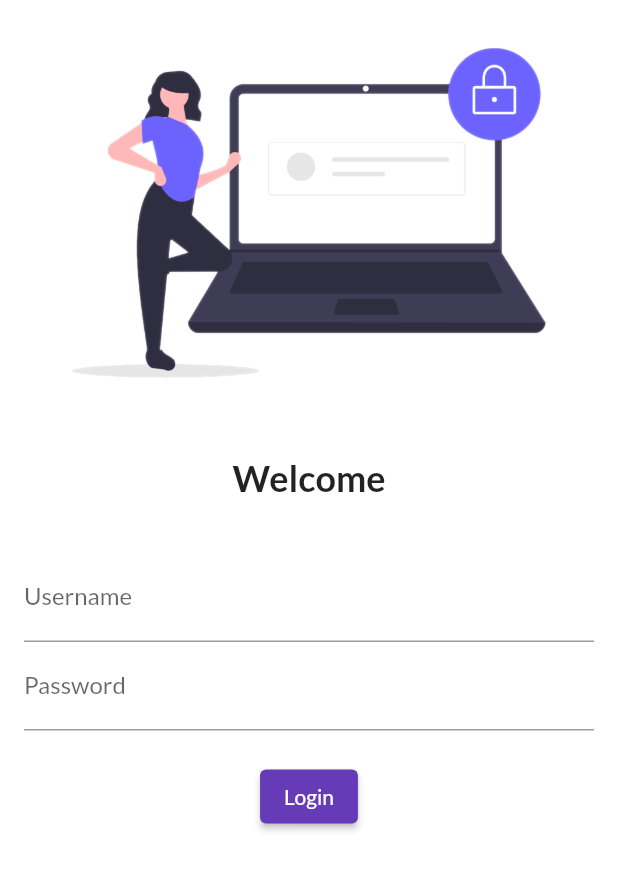
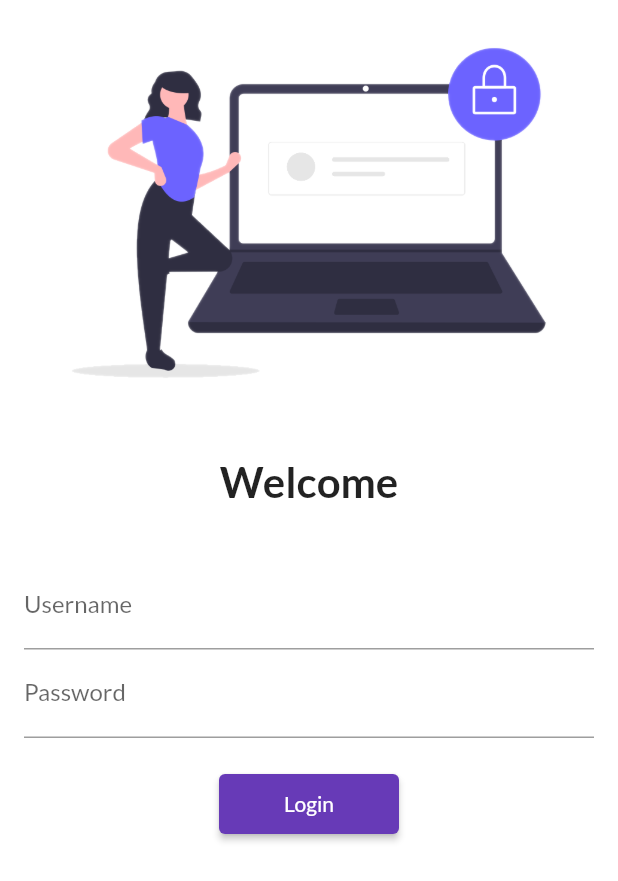
Before and after one commit to ravi25595/30DaysOfFlutter, a Flutter app: the screen it shows after launch, on a phone screen of 412 x 824 dp. Shown: the top 881 px of the screen. Run offline on Flutter 3.47's test engine with Material 2 defaults, Android fonts, the phone set to English and light mode, and no system bars; our stand-ins replace google_fonts.

Commit message:
Day 5 Completed

```diff
--- a/lib/main.dart
+++ b/lib/main.dart
@@ -1,6 +1,7 @@
 import 'package:flutter/material.dart';
 import 'package:flutter_app/pages/home_page.dart';
 import 'package:flutter_app/pages/login_page.dart';
+import 'package:flutter_app/utils/routes.dart';
 import 'package:google_fonts/google_fonts.dart';
 
 void main() {
@@ -14,6 +15,7 @@ class MyApp extends StatelessWidget {
   Widget build(BuildContext context) {
     return MaterialApp(
       themeMode: ThemeMode.light,
+      //debugShowCheckedModeBanner: false,
       theme: ThemeData(
         primarySwatch: Colors.deepPurple,
         fontFamily: GoogleFonts.lato().fontFamily,
@@ -22,8 +24,8 @@ class MyApp extends StatelessWidget {
           ThemeData(brightness: Brightness.dark, primarySwatch: Colors.brown),
       routes: {
         "/": (context) => LoginPage(),
-        "/home": (context) => HomePage(),
-        "/login": (context) => LoginPage()
+        MyRoutes.homeRoute: (context) => HomePage(),
+        MyRoutes.loginRoute: (context) => LoginPage(),
       },
     );
   }
--- a/lib/pages/login_page.dart
+++ b/lib/pages/login_page.dart
@@ -1,23 +1,23 @@
 import 'package:flutter/material.dart';
+import 'package:flutter_app/utils/routes.dart';
 
 class LoginPage extends StatelessWidget {
   @override
   Widget build(BuildContext context) {
     return Material(
-      color: Colors.white70,
+      color: Colors.white,
+      child: SingleChildScrollView(
         child: Column(
           children: [
-          Container(
-              color: Colors.white54,
-              child: Image.asset("assets/images/transparent_secure_login.png",
-                  fit: BoxFit.fill)),
+            Image.asset("assets/images/transparent_secure_login.png",
+                fit: BoxFit.fill),
             SizedBox(
               height: 20,
             ),
             Text(
               "Welcome",
               style: TextStyle(
-              fontSize: 24,
+                fontSize: 28,
                 fontWeight: FontWeight.bold,
               ),
             ),
@@ -46,15 +46,16 @@ class LoginPage extends StatelessWidget {
                   ),
                   ElevatedButton(
                       onPressed: () {
-                      print("Login Successful");
+                        Navigator.pushNamed(context, MyRoutes.homeRoute);
                       },
-                    style: TextButton.styleFrom(),
+                      style: TextButton.styleFrom(minimumSize: Size(120, 40)),
                       child: Text("Login")),
                 ],
               ),
             )
           ],
         ),
+      ),
     );
   }
 }
--- /dev/null
+++ b/lib/utils/routes.dart
@@ -0,0 +1,4 @@
+class MyRoutes{
+  static String loginRoute = "/login";
+  static String homeRoute = "/home";
+}
```
Lines whose indentation alone changed are shown as unchanged.
